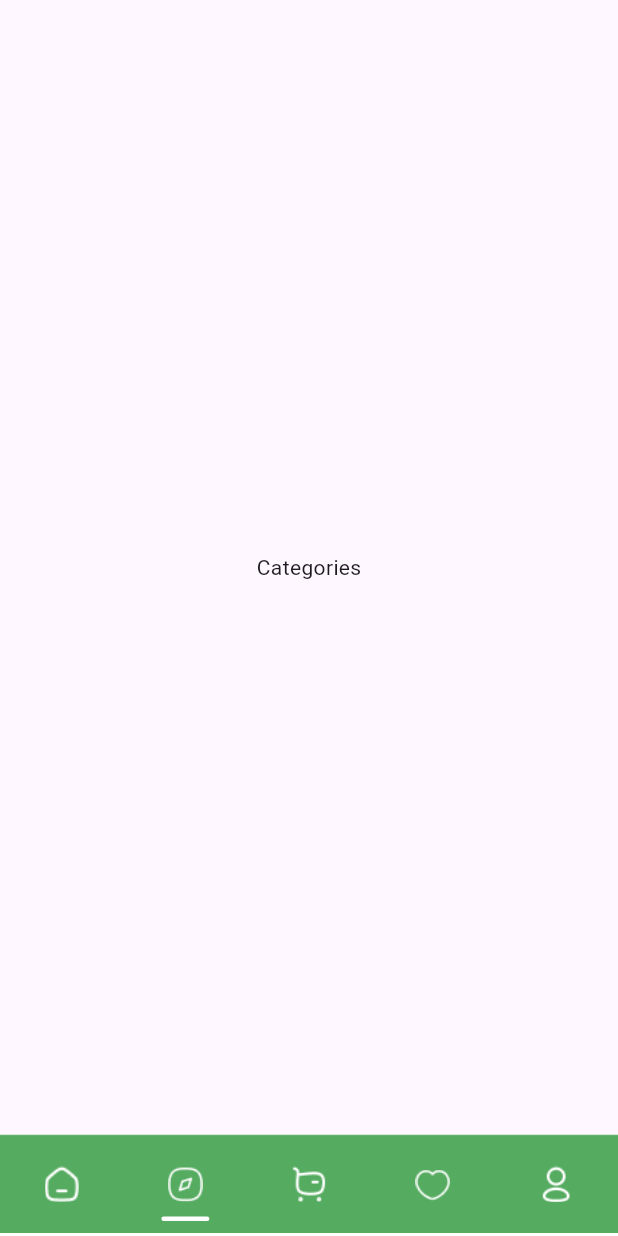
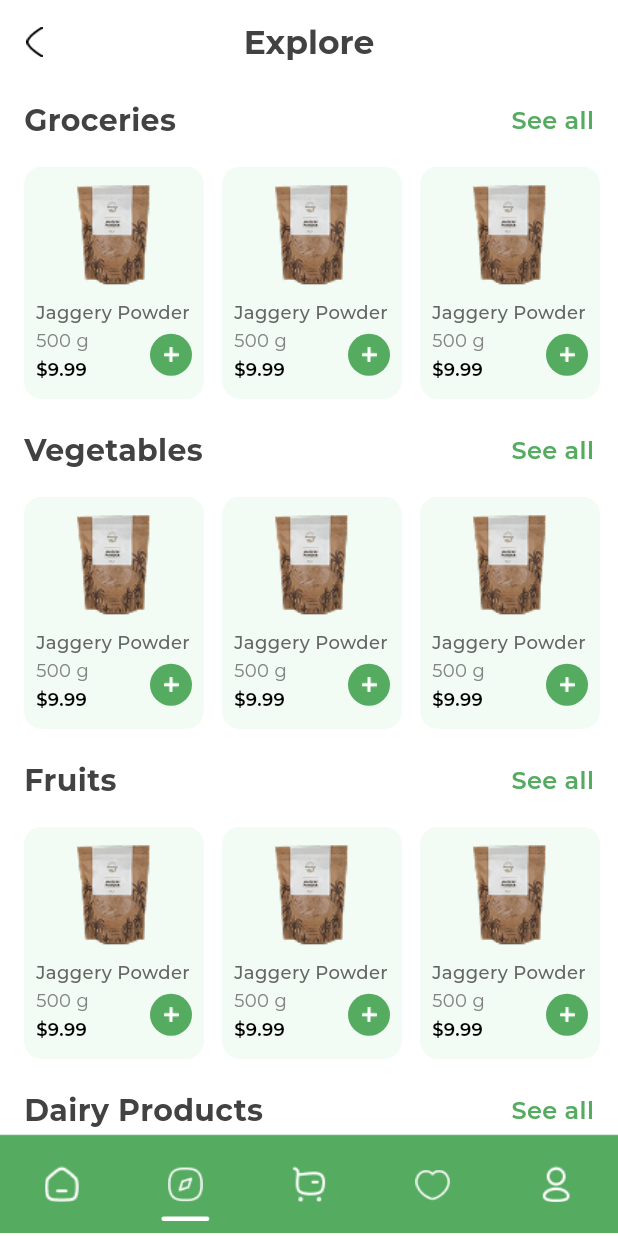
Before and after one commit to johntarus/flutter_grocery_store, a Flutter app: the MainLayout screen opened by its route, item 2 of the bottom bar chosen, on a phone screen of 412 x 824 dp. Run offline on Flutter 3.47's test engine with Material 3 defaults, Android fonts, the phone set to English and light mode, and no system bars; our stand-ins replace flutter_svg, go_router, google_fonts.

Commit message:
Added Explore items section

```diff
--- a/lib/components/main_layout.dart
+++ b/lib/components/main_layout.dart
@@ -1,26 +1,35 @@
 import 'package:flutter/material.dart';
 
 import '../components/custom_bottom_navigation_bar.dart';
+import '../screens/explore/explore.dart';
 import '../screens/home/home_screen.dart';
 import '../theme/app_colors.dart';
 
 class MainLayout extends StatefulWidget {
-  const MainLayout({super.key});
+  final int startIndex;
+
+  const MainLayout({super.key, this.startIndex = 0});
 
   @override
   State<MainLayout> createState() => _MainLayoutState();
 }
 
 class _MainLayoutState extends State<MainLayout> {
-  int _currentIndex = 0;
+  late int _currentIndex;
 
   final List<Widget> _pages = const [
     HomeScreen(),
-    Center(child: Text("Categories")), // Replace with CategoriesScreen()
-    Center(child: Text("Cart")), // Replace with CartScreen()
-    Center(child: Text("Favorites")), // Replace with FavoritesScreen()
+    ExploreScreen(),
+    Center(child: Text("Cart")),
+    Center(child: Text("Favorites")),
     Center(child: Text("Profile")),
   ];
+
+  @override
+  void initState() {
+    super.initState();
+    _currentIndex = widget.startIndex;
+  }
 
   @override
   Widget build(BuildContext context) {
@@ -47,7 +56,6 @@ class _MainLayoutState extends State<MainLayout> {
             ),
             label: "",
           ),
-
           BottomNavigationBarItem(
             icon: Image.asset(
               'assets/icons/categories.png',
--- a/lib/constants/data.dart
+++ b/lib/constants/data.dart
@@ -29,8 +29,8 @@ final List<Map<String, dynamic>> promoSliders = [
 final List<Category> topCategories = [
   Category(name: 'Groceries', imagePath: 'assets/images/cooking_oil.png'),
   Category(name: 'Vegetables', imagePath: 'assets/images/tomato.png'),
-  Category(name: 'Groceries', imagePath: 'assets/images/cooking_oil.png'),
-  Category(name: 'Vegetables', imagePath: 'assets/images/tomato.png'),
+  Category(name: 'Fruits', imagePath: 'assets/images/fruit.png'),
+  Category(name: 'Beverages', imagePath: 'assets/images/beverage.png'),
 ];
 
 // Top products data
@@ -91,3 +91,28 @@ final List<Map<String, dynamic>> featured = [
     "bg_color": AppColors.lightCreamColor,
   },
 ];
+
+// Groceries data
+final List<Map<String, dynamic>> groceries = [
+  {
+    "title": "Granola\nPremium Almond",
+    "price": "22.00",
+    "quantity": "1 Kg",
+    "image": "assets/images/almond.png",
+    "bg_color": AppColors.lightPinkColor,
+  },
+  {
+    "title": "SFT kiwi slice\n(Dried)",
+    "price": "4.00",
+    "quantity": "3 pcs.",
+    "image": "assets/images/kiwi.png",
+    "bg_color": AppColors.lightYellowColor,
+  },
+  {
+    "title": "SFT kiwi slice\n(Dried)",
+    "price": "5.00",
+    "quantity": "3 pcs.",
+    "image": "assets/images/spaghetti.png",
+    "bg_color": AppColors.lightCreamColor,
+  },
+];
--- a/lib/route/router.dart
+++ b/lib/route/router.dart
@@ -14,7 +14,19 @@ final GoRouter router = GoRouter(
       path: '/signup',
       builder: (context, state) => const RegisterScreen(),
     ),
-    // GoRoute(path: '/home', builder: (context, state) => const HomeScreen()),
-    GoRoute(path: '/home', builder: (context, state) => const MainLayout()),
+    GoRoute(
+      path: '/home',
+      builder: (context, state) {
+        final index =
+            int.tryParse(state.uri.queryParameters['tab'] ?? '0') ?? 0;
+        return MainLayout(startIndex: index);
+      },
+      routes: [
+        GoRoute(
+          path: 'explore',
+          builder: (context, state) => const MainLayout(startIndex: 1),
+        ),
+      ],
+    ),
   ],
 );
--- /dev/null
+++ b/lib/screens/explore/explore.dart
@@ -0,0 +1,203 @@
+import 'package:flutter/material.dart';
+import 'package:google_fonts/google_fonts.dart';
+import 'package:sg_grocery/screens/home/components/header_section.dart';
+
+import '../../theme/app_colors.dart';
+
+class ProductList extends StatelessWidget {
+  const ProductList({super.key});
+
+  @override
+  Widget build(BuildContext context) {
+    return SizedBox(
+      height: 155,
+      child: ListView.separated(
+        scrollDirection: Axis.horizontal,
+        padding: const EdgeInsets.symmetric(horizontal: 16),
+        itemCount: 6,
+        separatorBuilder: (_, __) => const SizedBox(width: 12),
+        itemBuilder: (context, index) => Container(
+          width: 120,
+          decoration: BoxDecoration(
+            color: AppColors.themeGreenLight,
+            borderRadius: BorderRadius.circular(12),
+          ),
+          padding: const EdgeInsets.all(8),
+          child: Column(
+            mainAxisAlignment: MainAxisAlignment.center,
+            children: [
+              Center(
+                child: Image.asset(
+                  'assets/images/jaggery.png',
+                  height: 69,
+                  fit: BoxFit.cover,
+                ),
+              ),
+              const SizedBox(height: 8),
+              Row(
+                children: [
+                  Expanded(
+                    child: Column(
+                      crossAxisAlignment: CrossAxisAlignment.start,
+                      children: [
+                        Text(
+                          'Jaggery Powder',
+                          style: GoogleFonts.montserrat(
+                            fontSize: 12,
+                            fontWeight: FontWeight.w500,
+                            color: AppColors.dimGreyColor,
+                          ),
+                          overflow: TextOverflow.ellipsis,
+                        ),
+                        const SizedBox(height: 2),
+                        Row(
+                          children: [
+                            Expanded(
+                              child: Column(
+                                crossAxisAlignment: CrossAxisAlignment.start,
+                                children: [
+                                  Text(
+                                    '500 g',
+                                    style: GoogleFonts.montserrat(
+                                      fontSize: 12,
+                                      fontWeight: FontWeight.w400,
+                                      color: AppColors.lightGreyColor,
+                                    ),
+                                    overflow: TextOverflow.ellipsis,
+                                  ),
+                                  const SizedBox(height: 2),
+                                  Text(
+                                    '\$9.99',
+                                    style: GoogleFonts.montserrat(
+                                      fontSize: 12,
+                                      fontWeight: FontWeight.w600,
+                                      color: AppColors.blackColor,
+                                    ),
+                                  ),
+                                ],
+                              ),
+                            ),
+                            Container(
+                              padding: const EdgeInsets.all(2),
+                              decoration: BoxDecoration(
+                                color: AppColors.themeGreen,
+                                shape: BoxShape.circle,
+                              ),
+                              child: Image.asset(
+                                'assets/icons/add_icon.png',
+                                width: 24,
+                                height: 24,
+                              ),
+                            ),
+                          ],
+                        ),
+                      ],
+                    ),
+                  ),
+                ],
+              ),
+            ],
+          ),
+        ),
+      ),
+    );
+  }
+}
+
+class OfferBanner extends StatelessWidget {
+  final String imagePath;
+
+  const OfferBanner({super.key, required this.imagePath});
+
+  @override
+  Widget build(BuildContext context) {
+    return Container(
+      margin: const EdgeInsets.symmetric(horizontal: 16),
+      height: 140,
+      decoration: BoxDecoration(
+        borderRadius: BorderRadius.circular(16),
+        image: DecorationImage(image: AssetImage(imagePath), fit: BoxFit.cover),
+      ),
+    );
+  }
+}
+// ---- END MOCK WIDGETS ----
+
+// ------------------ EXPLORE SCREEN ------------------
+class ExploreScreen extends StatelessWidget {
+  const ExploreScreen({super.key});
+
+  @override
+  Widget build(BuildContext context) {
+    return Scaffold(
+      backgroundColor: AppColors.white,
+      appBar: AppBar(
+        centerTitle: true,
+        leadingWidth: 30,
+        leading: IconButton(
+          padding: const EdgeInsets.only(left: 16),
+          icon: Image.asset('assets/icons/back.png', width: 20, height: 20),
+          onPressed: () => Navigator.pop(context),
+        ),
+        title: Text(
+          'Explore',
+          style: GoogleFonts.montserrat(
+            color: AppColors.darkColor,
+            fontWeight: FontWeight.w700,
+            fontSize: 22,
+          ),
+        ),
+        backgroundColor: Colors.white,
+        elevation: 0,
+      ),
+      body: CustomScrollView(
+        slivers: [
+          const SliverToBoxAdapter(child: SizedBox(height: 10)),
+
+          // Groceries Section
+          SliverToBoxAdapter(
+            child: SectionHeader(title: 'Groceries', actionText: 'See all'),
+          ),
+          const SliverToBoxAdapter(child: ProductList()),
+
+          const SliverToBoxAdapter(child: SizedBox(height: 20)),
+
+          // Vegetables
+          SliverToBoxAdapter(
+            child: SectionHeader(title: 'Vegetables', actionText: 'See all'),
+          ),
+          const SliverToBoxAdapter(child: ProductList()),
+
+          const SliverToBoxAdapter(child: SizedBox(height: 20)),
+
+          // Fruits
+          SliverToBoxAdapter(
+            child: SectionHeader(title: 'Fruits', actionText: 'See all'),
+          ),
+          const SliverToBoxAdapter(child: ProductList()),
+
+          const SliverToBoxAdapter(child: SizedBox(height: 20)),
+
+          // Dairy Products
+          SliverToBoxAdapter(
+            child: SectionHeader(
+              title: 'Dairy Products',
+              actionText: 'See all',
+            ),
+          ),
+          const SliverToBoxAdapter(child: ProductList()),
+
+          const SliverToBoxAdapter(child: SizedBox(height: 20)),
+
+          // Bakery Section
+          SliverToBoxAdapter(
+            child: SectionHeader(title: 'Bakery Items', actionText: 'See all'),
+          ),
+          const SliverToBoxAdapter(child: ProductList()),
+
+          const SliverToBoxAdapter(child: SizedBox(height: 40)),
+        ],
+      ),
+    );
+  }
+}
--- a/lib/screens/home/home_screen.dart
+++ b/lib/screens/home/home_screen.dart
@@ -1,4 +1,5 @@
 import 'package:flutter/material.dart';
+import 'package:go_router/go_router.dart';
 import 'package:google_fonts/google_fonts.dart';
 
 import '../../constants/data.dart';
@@ -11,15 +12,8 @@ import 'components/product_card.dart';
 import 'components/promo_slider.dart';
 import 'components/top_categories.dart';
 
-class HomeScreen extends StatefulWidget {
+class HomeScreen extends StatelessWidget {
   const HomeScreen({super.key});
-
-  @override
-  State<HomeScreen> createState() => _HomeScreenState();
-}
-
-class _HomeScreenState extends State<HomeScreen> {
-  int _currentIndex = 0;
 
   @override
   Widget build(BuildContext context) {
@@ -63,6 +57,9 @@ class _HomeScreenState extends State<HomeScreen> {
             child: SectionHeader(
               title: 'Top Categories',
               actionText: 'Explore all',
+              onActionPressed: () {
+                context.push('/home/explore');
+              },
             ),
           ),
           SliverToBoxAdapter(child: const TopCategories()),
--- a/lib/theme/app_colors.dart
+++ b/lib/theme/app_colors.dart
@@ -8,6 +8,9 @@ class AppColors {
   static const Color border = Color(0xFF9A9A9A);
   static const Color white = Color(0xFFFFFFFF);
   static const Color greyColor = Color(0xFF9B9B9B);
+  static const Color lightGreyColor = Color(0xFF838383);
+  static const Color dimGreyColor = Color(0xFF656565);
+  static const Color blackColor = Color(0xFF000000);
   static const Color darkColor = Color(0xFF424242);
   static const Color jungleGreenColor = Color(0xFF3F8A9A);
   static const Color lightBlueColor = Color(0xFFEAFBFF);
```
Also changed, not shown: assets/icons/add_icon.png (added), assets/icons/back.png (added), assets/images/beverage.png (added), assets/images/fruit.png (added), assets/images/jaggery.png (added).
